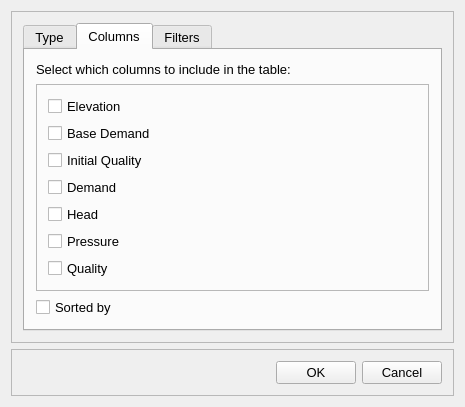
Old version of the form src/ui/EPANET/frmTableDesigner.ui in the repository USEPA/SWMM-EPANET_User_Interface.
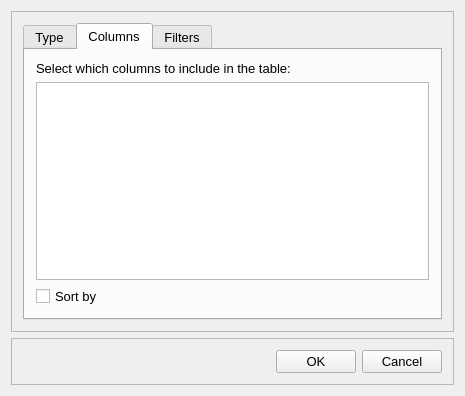
New version of the form. The open tabs and pages were chosen to show the change.

Commit message: ui/epanet/frmTableDesigner: Minor initial tweaks

```diff
--- a/src/ui/EPANET/frmTableDesigner.ui
+++ b/src/ui/EPANET/frmTableDesigner.ui
@@ -126,70 +126,12 @@
             </widget>
            </item>
            <item>
-            <widget class="QFrame" name="fraColumn">
-             <property name="frameShape">
-              <enum>QFrame::StyledPanel</enum>
-             </property>
-             <property name="frameShadow">
-              <enum>QFrame::Raised</enum>
-             </property>
-             <layout class="QVBoxLayout" name="verticalLayout">
-              <item>
-               <widget class="QCheckBox" name="cbxElevation">
-                <property name="text">
-                 <string>Elevation</string>
-                </property>
-               </widget>
-              </item>
-              <item>
-               <widget class="QCheckBox" name="cbxBaseDemand">
-                <property name="text">
-                 <string>Base Demand</string>
-                </property>
-               </widget>
-              </item>
-              <item>
-               <widget class="QCheckBox" name="cbxInitial">
-                <property name="text">
-                 <string>Initial Quality</string>
-                </property>
-               </widget>
-              </item>
-              <item>
-               <widget class="QCheckBox" name="cbxDemand">
-                <property name="text">
-                 <string>Demand</string>
-                </property>
-               </widget>
-              </item>
-              <item>
-               <widget class="QCheckBox" name="cbxHead">
-                <property name="text">
-                 <string>Head</string>
-                </property>
-               </widget>
-              </item>
-              <item>
-               <widget class="QCheckBox" name="cbxPressure">
-                <property name="text">
-                 <string>Pressure</string>
-                </property>
-               </widget>
-              </item>
-              <item>
-               <widget class="QCheckBox" name="cbxQuality">
-                <property name="text">
-                 <string>Quality</string>
-                </property>
-               </widget>
-              </item>
-             </layout>
-            </widget>
+            <widget class="QListView" name="lstColumns"/>
            </item>
            <item>
             <widget class="QCheckBox" name="cbxSorted">
              <property name="text">
-              <string>Sorted by</string>
+              <string>Sort by</string>
              </property>
             </widget>
            </item>
```
Left out of the diff: 8 changed lines with no effect on the pictures.
